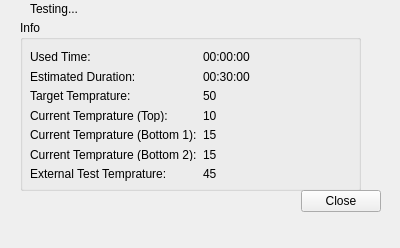
First picture: the form in ServiceSW/Master/Components/DiagnosticsManufacturing/Forms/HeatingTestDialog.ui, repository Liyezhong/Master, before the edit.
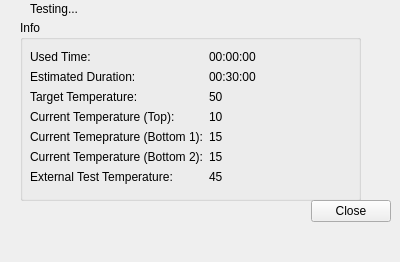
Second picture: the form after the edit.

Commit message: S&M MNF Oven : Add MainRelay.SetHigh for heating test

Diff of the .ui file:
```diff
--- a/ServiceSW/Master/Components/DiagnosticsManufacturing/Forms/HeatingTestDialog.ui
+++ b/ServiceSW/Master/Components/DiagnosticsManufacturing/Forms/HeatingTestDialog.ui
@@ -7,7 +7,7 @@
     <x>0</x>
     <y>0</y>
     <width>400</width>
-    <height>248</height>
+    <height>262</height>
    </rect>
   </property>
   <property name="sizePolicy">
@@ -50,7 +50,7 @@
      <x>20</x>
      <y>20</y>
      <width>341</width>
-     <height>171</height>
+     <height>181</height>
     </rect>
    </property>
    <property name="title">
@@ -62,7 +62,7 @@
       <x>10</x>
       <y>30</y>
       <width>321</width>
-      <height>131</height>
+      <height>141</height>
      </rect>
     </property>
     <layout class="QFormLayout" name="formLayout">
@@ -97,21 +97,21 @@
      <item row="2" column="0">
       <widget class="QLabel" name="labelTargetTempName">
        <property name="text">
-        <string>Target Temprature:</string>
+        <string>Target Temperature:</string>
        </property>
       </widget>
      </item>
      <item row="3" column="0">
       <widget class="QLabel" name="labelCurTempTopName">
        <property name="text">
-        <string>Current Temprature (Top):</string>
+        <string>Current Temperature (Top):</string>
        </property>
       </widget>
      </item>
      <item row="4" column="0">
       <widget class="QLabel" name="labelCurTempBottom1Name">
        <property name="text">
-        <string>Current Temprature (Bottom 1):</string>
+        <string>Current Temeprature (Bottom 1):</string>
        </property>
       </widget>
      </item>
@@ -139,7 +139,7 @@
      <item row="5" column="0">
       <widget class="QLabel" name="labelCurTempBottom2Name">
        <property name="text">
-        <string>Current Temprature (Bottom 2):</string>
+        <string>Current Temperature (Bottom 2):</string>
        </property>
       </widget>
      </item>
@@ -153,7 +153,7 @@
      <item row="6" column="0">
       <widget class="QLabel" name="labelExtTempName">
        <property name="text">
-        <string>External Test Temprature:</string>
+        <string>External Test Temperature:</string>
        </property>
       </widget>
      </item>
@@ -170,8 +170,8 @@
   <widget class="QWidget" name="horizontalLayoutWidget">
    <property name="geometry">
     <rect>
-     <x>230</x>
-     <y>190</y>
+     <x>240</x>
+     <y>200</y>
      <width>151</width>
      <height>51</height>
     </rect>
```
The commit also changes 7 other files.
